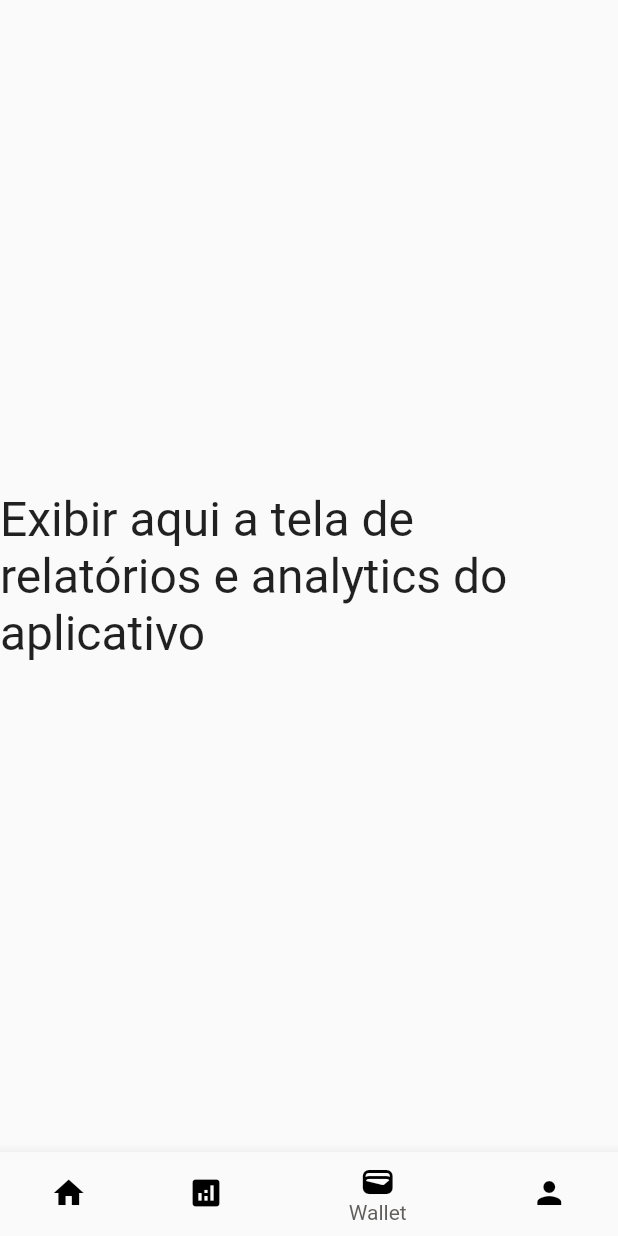
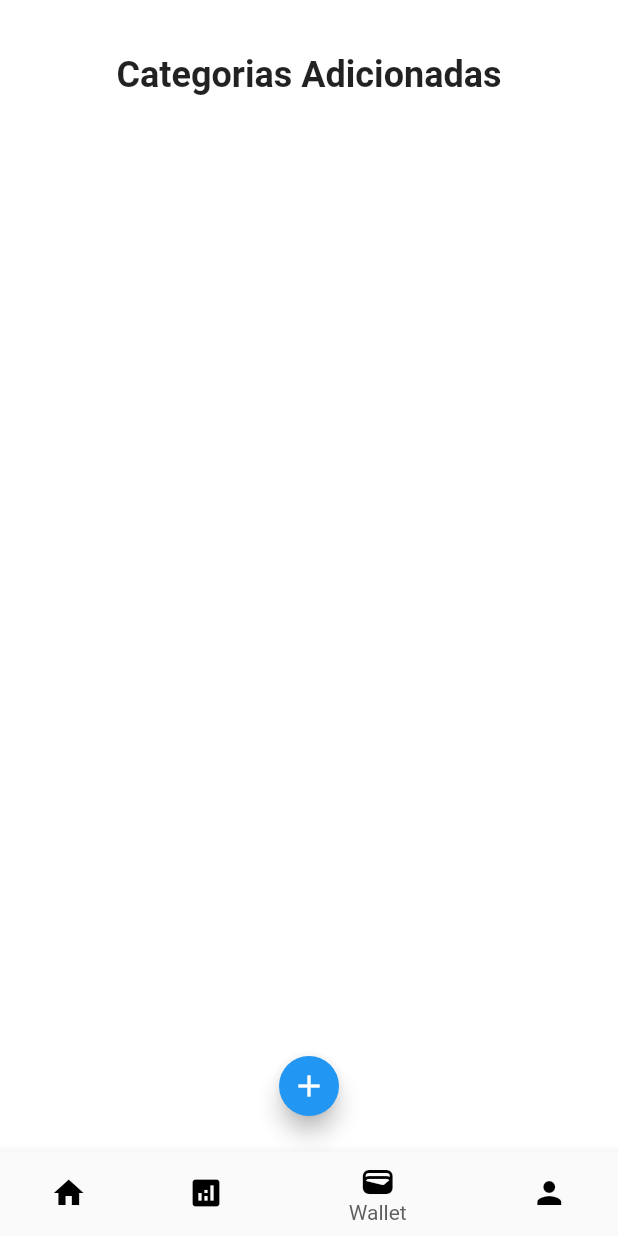
Before and after one commit to Caduzinhok/devFullStack, a Flutter app: the screen it shows after launch, item 3 of the bottom bar chosen, on a phone screen of 412 x 824 dp. Run offline on Flutter 3.47's test engine with Material 2 defaults, Android fonts, the light colour scheme and no system bars; our stand-ins replace firebase_database, google_fonts; accounts and stored records are empty.

Commit message:
categoria_1.0

```diff
--- a/lib/main.dart
+++ b/lib/main.dart
@@ -1,4 +1,5 @@
 import 'package:flutter/material.dart';
+import 'package:google_fonts/google_fonts.dart'; // Importe o pacote
 
 import 'analytics_page.dart';
 import 'home_page.dart';
@@ -12,8 +13,12 @@ class HomeAplicacaoFinanceira extends StatelessWidget {
 
   @override
   Widget build(BuildContext context) {
-    return const MaterialApp(
-      home: BottomMenu(),
+    return MaterialApp(
+      theme: ThemeData(
+        // Definir a fonte padrão como Roboto
+        textTheme: GoogleFonts.robotoTextTheme(Theme.of(context).textTheme),
+      ),
+      home: const BottomMenu(),
     );
   }
 }
--- a/lib/wallet_page.dart
+++ b/lib/wallet_page.dart
@@ -1,20 +1,145 @@
 import 'package:flutter/material.dart';
-
+import 'package:firebase_database/firebase_database.dart';
 
 class WalletWidget extends StatelessWidget {
   const WalletWidget({super.key});
 
   @override
   Widget build(BuildContext context) {
-    return Center(
-      child: Column(
-        mainAxisAlignment: MainAxisAlignment.center,
-        children: [
-          Text(
-            'Exibir aqui a tela de relatórios e analytics do aplicativo',
-            style: TextStyle(fontSize: 32),
+    return MaterialApp(
+      home: AddCategoryScreen(),
+    );
+  }
+}
+
+class Category {
+  final String name;
+
+  Category(this.name);
+}
+
+
+class AddCategoryScreen extends StatefulWidget {
+  @override
+  _AddCategoryScreenState createState() => _AddCategoryScreenState();
+}
+
+class _AddCategoryScreenState extends State<AddCategoryScreen> {
+  final TextEditingController _categoryController = TextEditingController();
+  final List<Category> _categories = [];
+
+  void _deleteCategory(int index) {
+    setState(() {
+      _categories.removeAt(index);
+    });
+  }
+
+  void _saveCategory() {
+    String categoryName = _categoryController.text;
+    if (categoryName.isNotEmpty) {
+      Category newCategory = Category(categoryName);
+      setState(() {
+        _categories.add(newCategory);
+      });
+      _categoryController.clear();
+      Navigator.pop(context);
+    }
+  }
+
+  void _showAddCategoryModal() {
+    showModalBottomSheet(
+      context: context,
+      builder: (context) {
+        return Padding(
+          padding: const EdgeInsets.all(16.0),
+          child: Column(
+            crossAxisAlignment: CrossAxisAlignment.stretch,
+            mainAxisSize: MainAxisSize.min,
+            children: [
+              TextField(
+                controller: _categoryController,
+                decoration: InputDecoration(
+                  labelText: 'Nome da Categoria',
+                ),
+              ),
+              SizedBox(height: 16.0),
+              ElevatedButton(
+                onPressed: _saveCategory,
+                child: Text('Adicionar Categoria'),
+              ),
+            ],
           ),
-        ],
+        );
+      },
+    );
+  }
+
+ @override
+  Widget build(BuildContext context) {
+    return Scaffold(
+      backgroundColor: Colors.white,
+
+      body: Padding(
+        padding: const EdgeInsets.all(20.0),
+        child: Column(
+          crossAxisAlignment: CrossAxisAlignment.stretch,
+          children: [
+            SizedBox(height: 16.0),
+            Expanded(
+              child: Column(
+                mainAxisAlignment: MainAxisAlignment.center,
+                children: [
+                  Padding(
+                    padding: const EdgeInsets.only(bottom: 16.0),
+                    child: Text(
+                      'Categorias Adicionadas',
+                      style: TextStyle(fontSize: 24, fontWeight: FontWeight.bold),
+                    ),
+                  ),
+
+                  Expanded(
+                    child: ListView.builder(
+                      shrinkWrap: true,
+                      itemCount: _categories.length,
+                      itemBuilder: (context, index) {
+                        return Container(
+                          padding: EdgeInsets.all(1.0), // Aumenta o espaçamento interno
+                          margin: EdgeInsets.symmetric(vertical: 4.0), // Aumenta o espaçamento entre as categorias
+                          decoration: BoxDecoration(
+                            color: Color.fromRGBO(57, 126, 123, 0.69), // Define o background verde
+                            borderRadius: BorderRadius.circular(8.0),
+                          ),
+                          child: ListTile(
+                            title: Text(
+                              _categories[index].name,
+                              style: TextStyle(color: Color.fromARGB(255, 255, 255, 255)),
+                            ),
+                            trailing: IconButton(
+                              icon: Icon(Icons.delete, color: const Color.fromARGB(255, 255, 255, 255),),
+                              onPressed: () => _deleteCategory(index),
+                            ),
+                          ),
+                        );
+                      },
+                    ),
+                  ),
+                ],
+              ),
+            ),
+
+            SizedBox(height: 24.0),
+            FloatingActionButton(
+              onPressed: _showAddCategoryModal,
+              child: Column(
+                mainAxisAlignment: MainAxisAlignment.center,
+                children: [
+                  Icon(Icons.add),
+                ],
+              ),
+              mini: true, // Diminui o tamanho do botão
+            ),
+          ],
+        ),
       ),
     );
   }
--- a/pubspec.yaml
+++ b/pubspec.yaml
@@ -30,11 +30,12 @@ environment:
 dependencies:
   flutter:
     sdk: flutter
-
+  google_fonts: ^5.1.0  # Adicione esta linha
 
   # The following adds the Cupertino Icons font to your application.
   # Use with the CupertinoIcons class for iOS style icons.
   cupertino_icons: ^1.0.2
+  firebase_database: ^10.2.4
 
 dev_dependencies:
   flutter_test:
```
Also changed, not shown: pubspec.lock, 3 other files.
